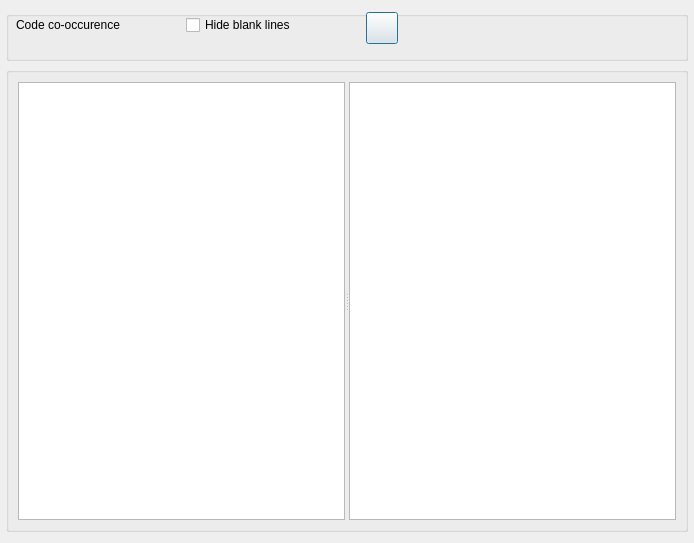
Qt form GUI_UIs/ui_dialog_cooccurrence.ui (ccbogel/QualCoder) before a commit.
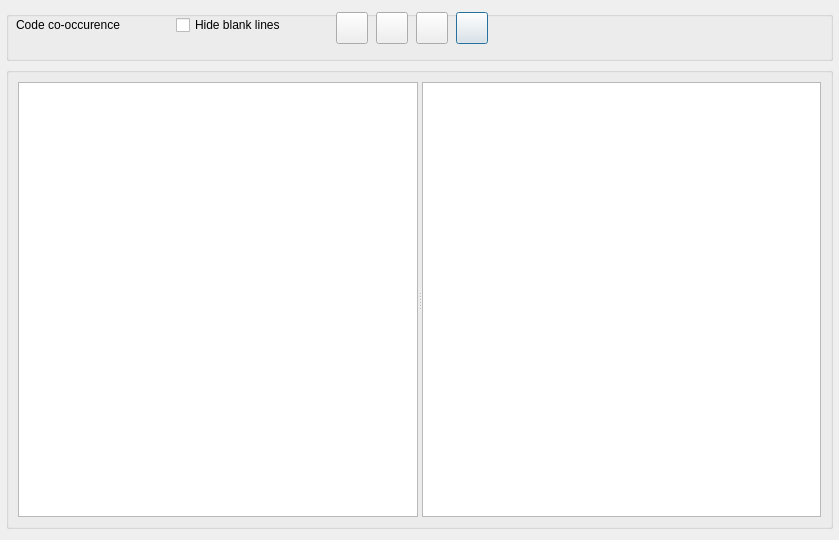
The same form after that commit.

```diff
--- a/GUI_UIs/ui_dialog_cooccurrence.ui
+++ b/GUI_UIs/ui_dialog_cooccurrence.ui
@@ -9,8 +9,8 @@
    <rect>
     <x>0</x>
     <y>0</y>
-    <width>694</width>
-    <height>543</height>
+    <width>839</width>
+    <height>540</height>
    </rect>
   </property>
   <property name="windowTitle">
@@ -45,7 +45,7 @@
        <rect>
         <x>10</x>
         <y>3</y>
-        <width>161</width>
+        <width>151</width>
         <height>22</height>
        </rect>
       </property>
@@ -74,7 +74,7 @@
      <widget class="QPushButton" name="pushButton_export">
       <property name="geometry">
        <rect>
-        <x>360</x>
+        <x>450</x>
         <y>1</y>
         <width>32</width>
         <height>32</height>
@@ -102,9 +102,9 @@
      <widget class="QCheckBox" name="checkBox_hide_blanks">
       <property name="geometry">
        <rect>
-        <x>180</x>
+        <x>170</x>
         <y>4</y>
-        <width>171</width>
+        <width>151</width>
         <height>20</height>
        </rect>
       </property>
@@ -112,6 +112,90 @@
        <string>Hide blank lines</string>
       </property>
      </widget>
+     <widget class="QPushButton" name="pushButton_select_files">
+      <property name="geometry">
+       <rect>
+        <x>330</x>
+        <y>1</y>
+        <width>32</width>
+        <height>32</height>
+       </rect>
+      </property>
+      <property name="minimumSize">
+       <size>
+        <width>32</width>
+        <height>32</height>
+       </size>
+      </property>
+      <property name="maximumSize">
+       <size>
+        <width>32</width>
+        <height>32</height>
+       </size>
+      </property>
+      <property name="toolTip">
+       <string>&lt;html&gt;&lt;head/&gt;&lt;body&gt;&lt;p&gt;Select files&lt;/p&gt;&lt;/body&gt;&lt;/html&gt;</string>
+      </property>
+      <property name="text">
+       <string/>
+      </property>
+     </widget>
+     <widget class="QPushButton" name="pushButton_select_categories">
+      <property name="geometry">
+       <rect>
+        <x>410</x>
+        <y>1</y>
+        <width>32</width>
+        <height>32</height>
+       </rect>
+      </property>
+      <property name="minimumSize">
+       <size>
+        <width>32</width>
+        <height>32</height>
+       </size>
+      </property>
+      <property name="maximumSize">
+       <size>
+        <width>32</width>
+        <height>32</height>
+       </size>
+      </property>
+      <property name="toolTip">
+       <string>&lt;html&gt;&lt;head/&gt;&lt;body&gt;&lt;p&gt;Select categories&lt;/p&gt;&lt;/body&gt;&lt;/html&gt;</string>
+      </property>
+      <property name="text">
+       <string/>
+      </property>
+     </widget>
+     <widget class="QPushButton" name="pushButton_select_codes">
+      <property name="geometry">
+       <rect>
+        <x>370</x>
+        <y>1</y>
+        <width>32</width>
+        <height>32</height>
+       </rect>
+      </property>
+      <property name="minimumSize">
+       <size>
+        <width>32</width>
+        <height>32</height>
+       </size>
+      </property>
+      <property name="maximumSize">
+       <size>
+        <width>32</width>
+        <height>32</height>
+       </size>
+      </property>
+      <property name="toolTip">
+       <string>&lt;html&gt;&lt;head/&gt;&lt;body&gt;&lt;p&gt;Select codes&lt;/p&gt;&lt;/body&gt;&lt;/html&gt;</string>
+      </property>
+      <property name="text">
+       <string/>
+      </property>
+     </widget>
     </widget>
    </item>
    <item>
```
